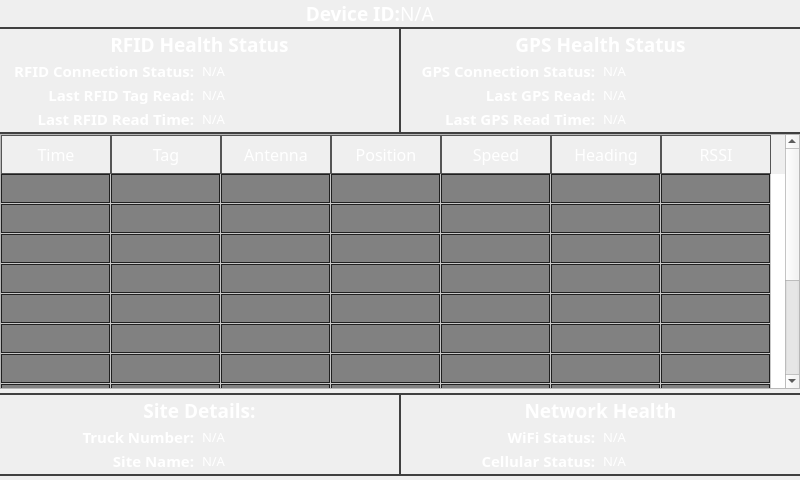
The window that ui/screens/overview.ui (samissa730/NexusRFIDReader_Git) describes before a commit, drawn with Qt 5.
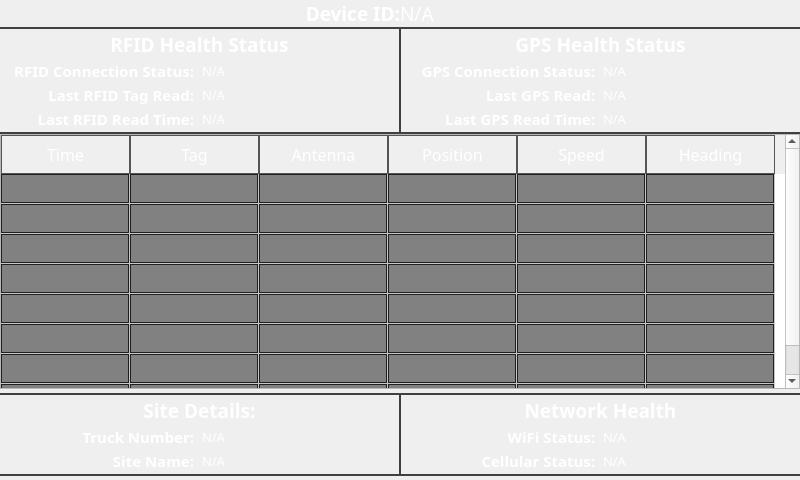
The same window after the commit.

Patch:
```diff
--- a/ui/screens/overview.ui
+++ b/ui/screens/overview.ui
@@ -601,10 +601,10 @@
         <set>QAbstractItemView::EditTrigger::NoEditTriggers</set>
        </property>
        <property name="rowCount">
-        <number>12</number>
+        <number>8</number>
        </property>
        <property name="columnCount">
-        <number>7</number>
+        <number>6</number>
        </property>
        <attribute name="horizontalHeaderVisible">
         <bool>true</bool>
@@ -616,7 +616,7 @@
         <number>110</number>
        </attribute>
        <attribute name="horizontalHeaderDefaultSectionSize">
-        <number>110</number>
+        <number>129</number>
        </attribute>
        <attribute name="horizontalHeaderHighlightSections">
         <bool>true</bool>
@@ -641,10 +641,6 @@
        <row/>
        <row/>
        <row/>
-       <row/>
-       <row/>
-       <row/>
-       <row/>
        <column>
         <property name="text">
          <string>Time</string>
@@ -675,11 +671,6 @@
          <string>Heading</string>
         </property>
        </column>
-       <column>
-        <property name="text">
-         <string>RSSI</string>
-        </property>
-       </column>
       </widget>
      </item>
      <item>
```
